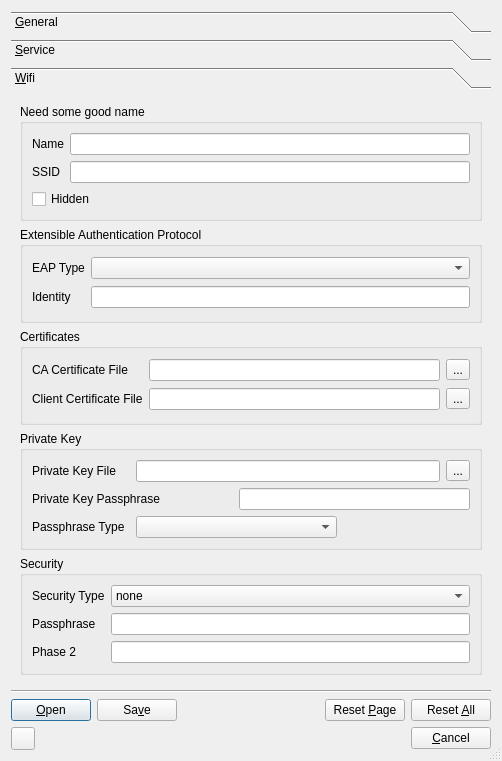
First picture: the form in code/provisioning/ui/provisioning_editor.ui, repository andrew-bibb/cmst, before the edit.
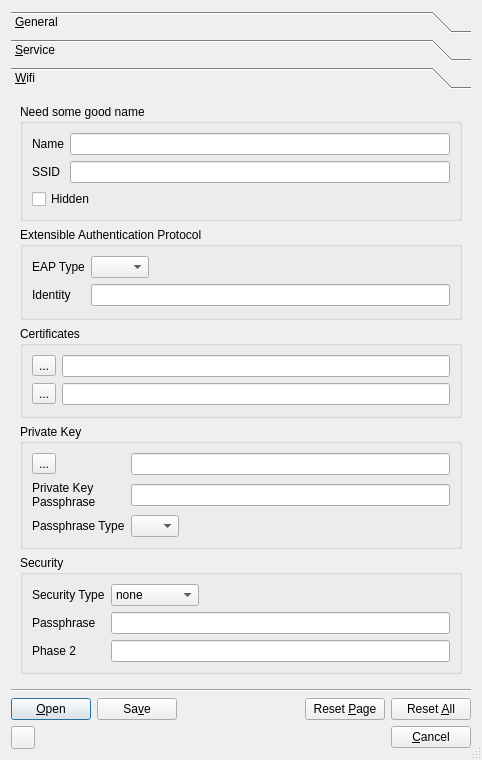
Second picture: the form after the edit. The open tabs and pages were chosen to show the change.

```diff
--- a/code/provisioning/ui/provisioning_editor.ui
+++ b/code/provisioning/ui/provisioning_editor.ui
@@ -6,8 +6,8 @@
    <rect>
     <x>0</x>
     <y>0</y>
-    <width>502</width>
-    <height>761</height>
+    <width>482</width>
+    <height>760</height>
    </rect>
   </property>
   <property name="windowTitle">
@@ -361,8 +361,8 @@
        <rect>
         <x>0</x>
         <y>0</y>
-        <width>554</width>
-        <height>589</height>
+        <width>464</width>
+        <height>588</height>
        </rect>
       </property>
       <attribute name="label">
@@ -455,6 +455,19 @@
             </item>
            </widget>
           </item>
+          <item row="0" column="2">
+           <spacer name="horizontalSpacer_10">
+            <property name="orientation">
+             <enum>Qt::Horizontal</enum>
+            </property>
+            <property name="sizeHint" stdset="0">
+             <size>
+              <width>290</width>
+              <height>20</height>
+             </size>
+            </property>
+           </spacer>
+          </item>
           <item row="1" column="0">
            <widget class="QLabel" name="label_22">
             <property name="text">
@@ -462,7 +475,7 @@
             </property>
            </widget>
           </item>
-          <item row="1" column="1">
+          <item row="1" column="1" colspan="2">
            <widget class="QLineEdit" name="lineEdit_eaptype"/>
           </item>
          </layout>
@@ -475,33 +488,19 @@
          </property>
          <layout class="QGridLayout" name="gridLayout_2">
           <item row="0" column="0">
-           <widget class="QLabel" name="label_18">
-            <property name="text">
-             <string>CA Certificate File</string>
-            </property>
-           </widget>
-          </item>
-          <item row="0" column="1">
-           <widget class="QLineEdit" name="lineEdit_cacertfile"/>
-          </item>
-          <item row="0" column="2">
            <widget class="QToolButton" name="toolButton_cacertfile">
             <property name="text">
              <string>...</string>
             </property>
            </widget>
           </item>
-          <item row="1" column="0">
-           <widget class="QLabel" name="label_19">
-            <property name="text">
-             <string>Client Certificate File</string>
-            </property>
-           </widget>
+          <item row="0" column="1">
+           <widget class="QLineEdit" name="lineEdit_cacertfile"/>
           </item>
           <item row="1" column="1">
            <widget class="QLineEdit" name="lineEdit_clientcertfile"/>
           </item>
-          <item row="1" column="2">
+          <item row="1" column="0">
            <widget class="QToolButton" name="toolButton_clientcertfile">
             <property name="text">
              <string>...</string>
@@ -511,90 +510,20 @@
          </layout>
         </widget>
        </item>
-       <item row="3" column="0">
-        <widget class="QGroupBox" name="groupBox_privatekey">
-         <property name="title">
-          <string>Private Key</string>
-         </property>
-         <layout class="QGridLayout" name="gridLayout_3">
-          <item row="0" column="0">
-           <widget class="QLabel" name="label_20">
-            <property name="text">
-             <string>Private Key File</string>
-            </property>
-           </widget>
-          </item>
-          <item row="0" column="1" colspan="3">
-           <widget class="QLineEdit" name="lineEdit_privatekeyfile"/>
-          </item>
-          <item row="0" column="4">
-           <widget class="QToolButton" name="toolButton_privatekeyfile">
-            <property name="text">
-             <string>...</string>
-            </property>
-           </widget>
-          </item>
-          <item row="1" column="0" colspan="2">
-           <widget class="QLabel" name="label_26">
-            <property name="text">
-             <string>Private Key Passphrase</string>
-            </property>
-           </widget>
-          </item>
-          <item row="1" column="2" colspan="3">
-           <widget class="QLineEdit" name="lineEdit_privatekeypassphrase"/>
-          </item>
-          <item row="2" column="0">
-           <widget class="QLabel" name="label_27">
-            <property name="text">
-             <string>Passphrase Type</string>
-            </property>
-           </widget>
-          </item>
-          <item row="2" column="1" colspan="2">
-           <widget class="QComboBox" name="comboBox_privatekeypassphrasetype">
-            <item>
-             <property name="text">
-              <string/>
-             </property>
-            </item>
-            <item>
-             <property name="text">
-              <string>fsid</string>
-             </property>
-            </item>
-           </widget>
-          </item>
-          <item row="2" column="3" colspan="2">
-           <spacer name="horizontalSpacer_2">
-            <property name="orientation">
-             <enum>Qt::Horizontal</enum>
-            </property>
-            <property name="sizeHint" stdset="0">
-             <size>
-              <width>117</width>
-              <height>20</height>
-             </size>
-            </property>
-           </spacer>
-          </item>
-         </layout>
-        </widget>
-       </item>
        <item row="4" column="0">
         <widget class="QGroupBox" name="groupBox_security">
          <property name="title">
           <string>Security</string>
          </property>
          <layout class="QGridLayout" name="gridLayout_6">
-          <item row="0" column="0" colspan="2">
+          <item row="0" column="0">
            <widget class="QLabel" name="label_25">
             <property name="text">
              <string>Security Type</string>
             </property>
            </widget>
           </item>
-          <item row="0" column="2">
+          <item row="0" column="1">
            <widget class="QComboBox" name="comboBox_securitytype">
             <item>
              <property name="text">
@@ -618,6 +547,19 @@
             </item>
            </widget>
           </item>
+          <item row="0" column="2">
+           <spacer name="horizontalSpacer_11">
+            <property name="orientation">
+             <enum>Qt::Horizontal</enum>
+            </property>
+            <property name="sizeHint" stdset="0">
+             <size>
+              <width>230</width>
+              <height>20</height>
+             </size>
+            </property>
+           </spacer>
+          </item>
           <item row="1" column="0">
            <widget class="QLabel" name="label_23">
             <property name="text">
@@ -625,7 +567,7 @@
             </property>
            </widget>
           </item>
-          <item row="1" column="2">
+          <item row="1" column="1" colspan="2">
            <widget class="QLineEdit" name="lineEdit_passphrase"/>
           </item>
           <item row="2" column="0">
@@ -635,12 +577,75 @@
             </property>
            </widget>
           </item>
-          <item row="2" column="2">
+          <item row="2" column="1" colspan="2">
            <widget class="QLineEdit" name="lineEdit_phase2"/>
           </item>
          </layout>
         </widget>
        </item>
+       <item row="3" column="0">
+        <widget class="QGroupBox" name="groupBox_privatekey">
+         <property name="title">
+          <string>Private Key</string>
+         </property>
+         <layout class="QGridLayout" name="gridLayout_3">
+          <item row="0" column="0">
+           <widget class="QToolButton" name="toolButton_privatekeyfile">
+            <property name="text">
+             <string>...</string>
+            </property>
+           </widget>
+          </item>
+          <item row="0" column="1" colspan="2">
+           <widget class="QLineEdit" name="lineEdit_privatekeyfile"/>
+          </item>
+          <item row="1" column="0">
+           <widget class="QLabel" name="label_26">
+            <property name="text">
+             <string>Private Key&lt;br&gt;Passphrase</string>
+            </property>
+           </widget>
+          </item>
+          <item row="1" column="1" colspan="2">
+           <widget class="QLineEdit" name="lineEdit_privatekeypassphrase"/>
+          </item>
+          <item row="2" column="0">
+           <widget class="QLabel" name="label_27">
+            <property name="text">
+             <string>Passphrase Type</string>
+            </property>
+           </widget>
+          </item>
+          <item row="2" column="1">
+           <widget class="QComboBox" name="comboBox_privatekeypassphrasetype">
+            <item>
+             <property name="text">
+              <string/>
+             </property>
+            </item>
+            <item>
+             <property name="text">
+              <string>fsid</string>
+             </property>
+            </item>
+           </widget>
+          </item>
+          <item row="2" column="2">
+           <spacer name="horizontalSpacer_2">
+            <property name="orientation">
+             <enum>Qt::Horizontal</enum>
+            </property>
+            <property name="sizeHint" stdset="0">
+             <size>
+              <width>117</width>
+              <height>20</height>
+             </size>
+            </property>
+           </spacer>
+          </item>
+         </layout>
+        </widget>
+       </item>
       </layout>
      </widget>
     </widget>
```
Left out of the diff: 88 changed lines with no effect on the pictures.
